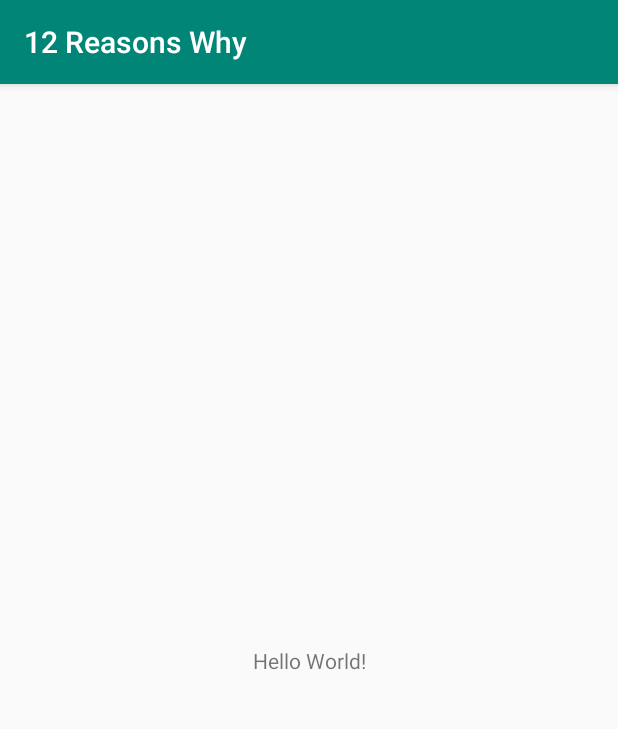
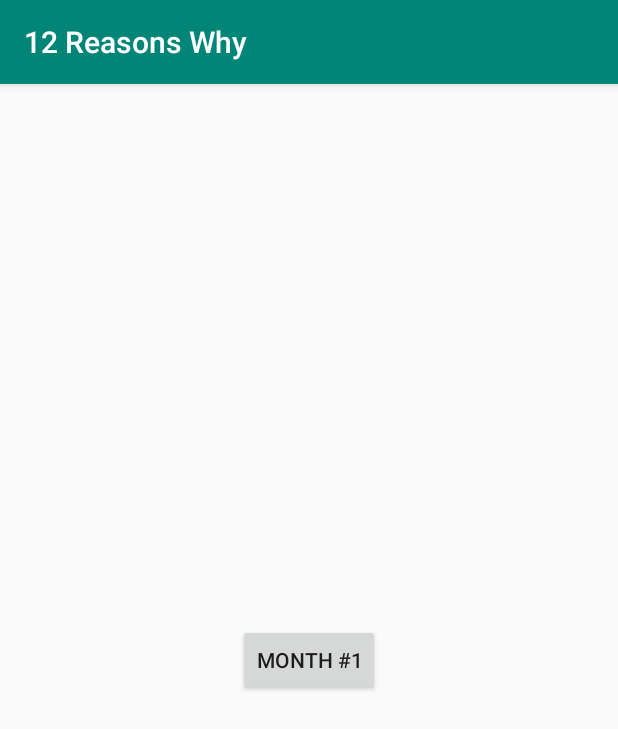
Before and after one commit to TiagoDvl/12ReasonsWhy, an Android app: the screen it shows after launch (MainActivity), on a phone screen of 412 x 824 dp. Shown: the top 729 px of the screen. Run offline under Robolectric (Android 15) with nearby library versions, the phone set to English and light mode, and no system bars.

Commit message:
[Adding first month]
This was the first month.
- Adding a fragment with two images, a toast and triggers a
notification after 15 seconds.

```diff
--- a/app/build.gradle
+++ b/app/build.gradle
@@ -24,10 +24,11 @@ android {
 
 dependencies {
     implementation fileTree(dir: 'libs', include: ['*.jar'])
-    implementation"org.jetbrains.kotlin:kotlin-stdlib-jdk7:$kotlin_version"
+    implementation "org.jetbrains.kotlin:kotlin-stdlib-jdk7:$kotlin_version"
     implementation 'androidx.appcompat:appcompat:1.0.2'
     implementation 'androidx.core:core-ktx:1.0.2'
     implementation 'androidx.constraintlayout:constraintlayout:1.1.3'
+    implementation 'androidx.legacy:legacy-support-v4:1.0.0'
     testImplementation 'junit:junit:4.12'
     androidTestImplementation 'androidx.test:runner:1.2.0'
     androidTestImplementation 'androidx.test.espresso:espresso-core:3.2.0'
--- /dev/null
+++ b/app/src/main/java/br/com/tiagodavila/twelvereasonswhy/BaseFragment.kt
@@ -0,0 +1,14 @@
+package br.com.tiagodavila.twelvereasonswhy
+
+
+import androidx.fragment.app.Fragment
+
+
+open class BaseFragment : Fragment() {
+
+    lateinit var listener: IMonthHolder
+
+    interface IMonthHolder {
+        fun onMonthChosen(fragment: BaseFragment)
+    }
+}
--- a/app/src/main/java/br/com/tiagodavila/twelvereasonswhy/MainActivity.kt
+++ b/app/src/main/java/br/com/tiagodavila/twelvereasonswhy/MainActivity.kt
@@ -1,12 +1,51 @@
 package br.com.tiagodavila.twelvereasonswhy
 
+import android.content.SharedPreferences
 import android.os.Bundle
+import androidx.appcompat.app.AlertDialog
 import androidx.appcompat.app.AppCompatActivity
 
-class MainActivity : AppCompatActivity() {
+class MainActivity : AppCompatActivity(), BaseFragment.IMonthHolder {
+
+    val PREFS_FILENAME = "br.com.tiagodavila.twelvereasonswhy"
+    val IS_FIRST_ACCESS = "first_access"
+    var sharedPreference: SharedPreferences? = null
 
     override fun onCreate(savedInstanceState: Bundle?) {
         super.onCreate(savedInstanceState)
         setContentView(R.layout.activity_main)
+
+        sharedPreference = getSharedPreferences(PREFS_FILENAME, 0)
+        var isFirstAccess = sharedPreference!!.getBoolean(IS_FIRST_ACCESS, true)
+        if (isFirstAccess) {
+            val builder = AlertDialog.Builder(this)
+            builder.setTitle("É muito bom estar contigo!")
+            builder.setMessage("São 12 meses pra fazermos 1 ano. Cada mês esse app terá uma atualização. 12 razões de estarmos juntos :)")
+            builder.setPositiveButton("Ok") { dialog, _ ->
+                sharedPreference!!.edit().putBoolean(IS_FIRST_ACCESS, false).apply()
+                dialog.dismiss()
+            }
+
+            val dialog: AlertDialog = builder.create()
+            dialog.show()
+
+        }
+
+        launchMonthHolder()
+    }
+
+    private fun launchMonthHolder() = launchChosenMonth(MonthHolderFragment())
+
+    private fun launchChosenMonth(fragment: BaseFragment) {
+        fragment.listener = this
+        supportFragmentManager
+            .beginTransaction()
+            .replace(R.id.app_main_container, fragment)
+            .addToBackStack(fragment::class.java.name)
+            .commit()
+    }
+
+    override fun onMonthChosen(fragment: BaseFragment) {
+        launchChosenMonth(fragment)
     }
 }
--- /dev/null
+++ b/app/src/main/java/br/com/tiagodavila/twelvereasonswhy/MonthHolderFragment.kt
@@ -0,0 +1,32 @@
+package br.com.tiagodavila.twelvereasonswhy
+
+
+import android.os.Bundle
+import android.view.LayoutInflater
+import android.view.View
+import android.view.ViewGroup
+import kotlinx.android.synthetic.main.fragment_month_holder.*
+
+
+class MonthHolderFragment : BaseFragment(), View.OnClickListener {
+
+    override fun onCreateView(
+        inflater: LayoutInflater, container: ViewGroup?,
+        savedInstanceState: Bundle?
+    ): View? {
+        val view = inflater.inflate(R.layout.fragment_month_holder, container, false)
+        return view
+    }
+
+    override fun onViewCreated(view: View, savedInstanceState: Bundle?) {
+        super.onViewCreated(view, savedInstanceState)
+
+        month_1.setOnClickListener(this)
+    }
+
+    override fun onClick(v: View?) {
+        when (v?.id) {
+            R.id.month_1 -> listener.onMonthChosen(Month1Fragment())
+        }
+    }
+}
--- a/app/src/main/res/layout/activity_main.xml
+++ b/app/src/main/res/layout/activity_main.xml
@@ -2,18 +2,9 @@
 <androidx.constraintlayout.widget.ConstraintLayout
         xmlns:android="http://schemas.android.com/apk/res/android"
         xmlns:tools="http://schemas.android.com/tools"
-        xmlns:app="http://schemas.android.com/apk/res-auto"
+        android:id="@+id/app_main_container"
         android:layout_width="match_parent"
         android:layout_height="match_parent"
         tools:context=".MainActivity">
 
-    <TextView
-            android:layout_width="wrap_content"
-            android:layout_height="wrap_content"
-            android:text="Hello World!"
-            app:layout_constraintBottom_toBottomOf="parent"
-            app:layout_constraintLeft_toLeftOf="parent"
-            app:layout_constraintRight_toRightOf="parent"
-            app:layout_constraintTop_toTopOf="parent"/>
-
 </androidx.constraintlayout.widget.ConstraintLayout>
--- /dev/null
+++ b/app/src/main/res/layout/fragment_month_holder.xml
@@ -0,0 +1,20 @@
+<?xml version="1.0" encoding="utf-8"?>
+<androidx.constraintlayout.widget.ConstraintLayout
+        xmlns:android="http://schemas.android.com/apk/res/android"
+        xmlns:tools="http://schemas.android.com/tools"
+        xmlns:app="http://schemas.android.com/apk/res-auto"
+        android:layout_width="match_parent"
+        android:layout_height="match_parent"
+        tools:context=".Month1Fragment">
+
+    <Button
+            android:id="@+id/month_1"
+            android:layout_width="wrap_content"
+            android:layout_height="wrap_content"
+            app:layout_constraintTop_toTopOf="parent"
+            app:layout_constraintBottom_toBottomOf="parent"
+            app:layout_constraintStart_toStartOf="parent"
+            app:layout_constraintEnd_toEndOf="parent"
+            android:text="@string/month_1"/>
+
+</androidx.constraintlayout.widget.ConstraintLayout>
```
Also changed, not shown: app/src/main/AndroidManifest.xml (+8 -0 lines), app/src/main/java/br/com/tiagodavila/twelvereasonswhy/AlarmReceiver.kt (added, +18 -0 lines), app/src/main/java/br/com/tiagodavila/twelvereasonswhy/Month1Fragment.kt (added, +31 -0 lines), app/src/main/java/br/com/tiagodavila/twelvereasonswhy/NotificationService.kt (added, +133 -0 lines), app/src/main/java/br/com/tiagodavila/twelvereasonswhy/NotificationUtils.kt (added, +39 -0 lines), app/src/main/res/layout/fragment_month1.xml (added, +36 -0 lines), app/src/main/res/values/strings.xml (+16 -0 lines), app/src/main/res/drawable/ai_kanji.webp (added), app/src/main/res/drawable/family_lunch.webp (added).
